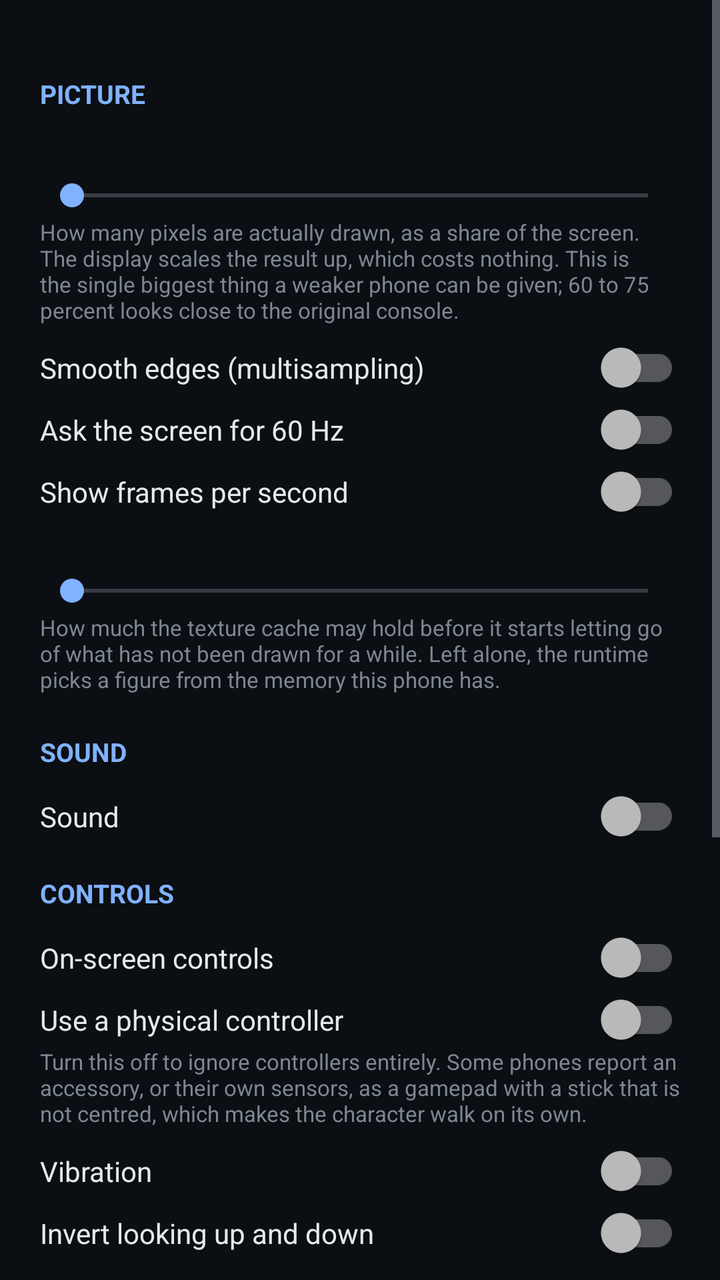
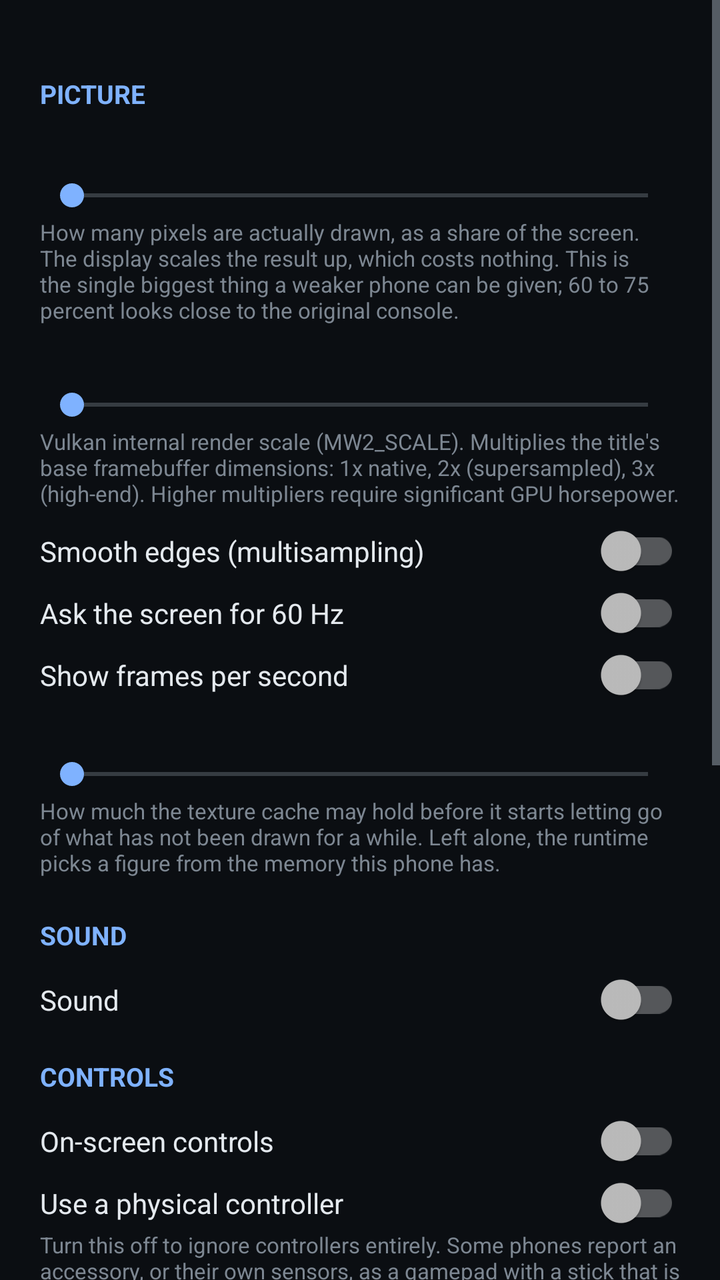

Compare the two renders of this Android layout. The source of the first and the diff that turns it into the second are given below.
<!-- AndroidManifest.xml: application theme Theme.MW2 -->
<!-- res/layout/activity_settings.xml -->
<?xml version="1.0" encoding="utf-8"?>
<ScrollView xmlns:android="http://schemas.android.com/apk/res/android"
    android:layout_width="match_parent"
    android:layout_height="match_parent"
    android:background="#0B0E12">

    <LinearLayout
        android:layout_width="match_parent"
        android:layout_height="wrap_content"
        android:orientation="vertical"
        android:padding="20dp">

        
        <TextView
            style="@style/SectionHeading"
            android:layout_width="match_parent"
            android:layout_height="wrap_content"
            android:text="@string/section_picture" />

        <TextView
            android:id="@+id/resolution_label"
            style="@style/SettingLabel"
            android:layout_width="match_parent"
            android:layout_height="wrap_content" />

        <SeekBar
            android:id="@+id/resolution"
            android:layout_width="match_parent"
            android:layout_height="wrap_content" />

        <TextView
            style="@style/SettingHint"
            android:layout_width="match_parent"
            android:layout_height="wrap_content"
            android:text="@string/resolution_hint" />

        <androidx.appcompat.widget.SwitchCompat
            android:id="@+id/msaa"
            style="@style/SettingSwitch"
            android:layout_width="match_parent"
            android:layout_height="wrap_content"
            android:text="@string/msaa" />

        <androidx.appcompat.widget.SwitchCompat
            android:id="@+id/prefer60"
            style="@style/SettingSwitch"
            android:layout_width="match_parent"
            android:layout_height="wrap_content"
            android:text="@string/prefer_60" />

        <androidx.appcompat.widget.SwitchCompat
            android:id="@+id/stats"
            style="@style/SettingSwitch"
            android:layout_width="match_parent"
            android:layout_height="wrap_content"
            android:text="@string/show_stats" />

        <TextView
            android:id="@+id/texture_label"
            style="@style/SettingLabel"
            android:layout_width="match_parent"
            android:layout_height="wrap_content" />

        <SeekBar
            android:id="@+id/texture_budget"
            android:layout_width="match_parent"
            android:layout_height="wrap_content" />

        <TextView
            style="@style/SettingHint"
            android:layout_width="match_parent"
            android:layout_height="wrap_content"
            android:text="@string/texture_hint" />

        
        <TextView
            style="@style/SectionHeading"
            android:layout_width="match_parent"
            android:layout_height="wrap_content"
            android:text="@string/section_sound" />

        <androidx.appcompat.widget.SwitchCompat
            android:id="@+id/audio"
            style="@style/SettingSwitch"
            android:layout_width="match_parent"
            android:layout_height="wrap_content"
            android:text="@string/audio_on" />

        
        <TextView
            style="@style/SectionHeading"
            android:layout_width="match_parent"
            android:layout_height="wrap_content"
            android:text="@string/section_controls" />

        <androidx.appcompat.widget.SwitchCompat
            android:id="@+id/touch"
            style="@style/SettingSwitch"
            android:layout_width="match_parent"
            android:layout_height="wrap_content"
            android:text="@string/touch_controls" />

        <androidx.appcompat.widget.SwitchCompat
            android:id="@+id/gamepad"
            style="@style/SettingSwitch"
            android:layout_width="match_parent"
            android:layout_height="wrap_content"
            android:text="@string/use_gamepad" />

        <TextView
            style="@style/SettingHint"
            android:layout_width="match_parent"
            android:layout_height="wrap_content"
            android:text="@string/gamepad_hint" />

        <androidx.appcompat.widget.SwitchCompat
            android:id="@+id/vibration"
            style="@style/SettingSwitch"
            android:layout_width="match_parent"
            android:layout_height="wrap_content"
            android:text="@string/vibration" />

        <androidx.appcompat.widget.SwitchCompat
            android:id="@+id/invert"
            style="@style/SettingSwitch"
            android:layout_width="match_parent"
            android:layout_height="wrap_content"
            android:text="@string/invert_look" />

        <TextView
            android:id="@+id/look_x_label"
            style="@style/SettingLabel"
            android:layout_width="match_parent"
            android:layout_height="wrap_content" />

        <SeekBar
            android:id="@+id/look_x"
            android:layout_width="match_parent"
            android:layout_height="wrap_content" />

        <TextView
            android:id="@+id/look_y_label"
            style="@style/SettingLabel"
            android:layout_width="match_parent"
            android:layout_height="wrap_content" />

        <SeekBar
            android:id="@+id/look_y"
            android:layout_width="match_parent"
            android:layout_height="wrap_content" />

        <TextView
            android:id="@+id/smoothing_label"
            style="@style/SettingLabel"
            android:layout_width="match_parent"
            android:layout_height="wrap_content" />

        <SeekBar
            android:id="@+id/smoothing"
            android:layout_width="match_parent"
            android:layout_height="wrap_content" />

        <TextView
            style="@style/SettingHint"
            android:layout_width="match_parent"
            android:layout_height="wrap_content"
            android:text="@string/smoothing_hint" />

        <TextView
            style="@style/SettingHint"
            android:layout_width="match_parent"
            android:layout_height="wrap_content"
            android:layout_marginTop="10dp"
            android:text="@string/edit_controls_where" />

        
        <TextView
            style="@style/SectionHeading"
            android:layout_width="match_parent"
            android:layout_height="wrap_content"
            android:text="@string/section_files" />

        <TextView
            android:id="@+id/paths"
            style="@style/SettingHint"
            android:layout_width="match_parent"
            android:layout_height="wrap_content" />

        <Button
            android:id="@+id/forget"
            android:layout_width="match_parent"
            android:layout_height="wrap_content"
            android:layout_marginTop="10dp"
            android:text="@string/forget_install" />
    </LinearLayout>
</ScrollView>
<!-- resources referenced by this layout -->
<resources>
  <string name="audio_on">Sound</string>
  <string name="edit_controls_where">The on-screen pad is edited in the game: pause and choose “Edit controls”.</string>
  <string name="forget_install">Forget the installed files</string>
  <string name="gamepad_hint">Turn this off to ignore controllers entirely. Some phones report an accessory, or their own sensors, as a gamepad with a stick that is not centred, which makes the character walk on its own.</string>
  <string name="invert_look">Invert looking up and down</string>
  <string name="msaa">Smooth edges (multisampling)</string>
  <string name="prefer_60">Ask the screen for 60 Hz</string>
  <string name="resolution_hint">How many pixels are actually drawn, as a share of the screen. The display scales the result up, which costs nothing. This is the single biggest thing a weaker phone can be given; 60 to 75 percent looks close to the original console.</string>
  <string name="section_controls">Controls</string>
  <string name="section_files">Game files</string>
  <string name="section_picture">Picture</string>
  <string name="section_sound">Sound</string>
  <string name="show_stats">Show frames per second</string>
  <string name="smoothing_hint">Evens out a finger\'s jitter on glass. Too much and aiming feels like it is on ice.</string>
  <string name="texture_hint">How much the texture cache may hold before it starts letting go of what has not been drawn for a while. Left alone, the runtime picks a figure from the memory this phone has.</string>
  <string name="touch_controls">On-screen controls</string>
  <string name="use_gamepad">Use a physical controller</string>
  <string name="vibration">Vibration</string>
  <style name="SectionHeading">
          <item name="android:paddingTop">18dp</item>
          <item name="android:paddingBottom">4dp</item>
          <item name="android:textColor">#7FB2FF</item>
          <item name="android:textSize">13sp</item>
          <item name="android:textStyle">bold</item>
          <item name="android:textAllCaps">true</item>
      </style>
  <style name="SettingHint">
          <item name="android:paddingTop">2dp</item>
          <item name="android:paddingBottom">2dp</item>
          <item name="android:textColor">#7D8792</item>
          <item name="android:textSize">11sp</item>
      </style>
  <style name="SettingLabel">
          <item name="android:paddingTop">10dp</item>
          <item name="android:textColor">#E4E9EE</item>
          <item name="android:textSize">14sp</item>
      </style>
  <style name="SettingSwitch">
          <item name="android:paddingTop">10dp</item>
          <item name="android:paddingBottom">2dp</item>
          <item name="android:textColor">#E4E9EE</item>
          <item name="android:textSize">14sp</item>
      </style>
  <style name="Theme.MW2" parent="Theme.AppCompat.NoActionBar">
          <item name="android:windowBackground">#0B0E12</item>
          <item name="colorPrimary">#1B2129</item>
          <item name="colorPrimaryDark">#0B0E12</item>
          <item name="colorAccent">#7FB2FF</item>
          <item name="android:textColorPrimary">#F0F3F6</item>
          <item name="android:textColorSecondary">#9AA5B1</item>
      </style>
</resources>

<!-- the commit's change to res/layout/activity_settings.xml (unified diff, before → after) -->
@@ -34,6 +34,23 @@
             android:layout_height="wrap_content"
             android:text="@string/resolution_hint" />
 
+        <TextView
+            android:id="@+id/render_scale_label"
+            style="@style/SettingLabel"
+            android:layout_width="match_parent"
+            android:layout_height="wrap_content" />
+
+        <SeekBar
+            android:id="@+id/render_scale"
+            android:layout_width="match_parent"
+            android:layout_height="wrap_content" />
+
+        <TextView
+            style="@style/SettingHint"
+            android:layout_width="match_parent"
+            android:layout_height="wrap_content"
+            android:text="@string/render_scale_hint" />
+
         <androidx.appcompat.widget.SwitchCompat
             android:id="@+id/msaa"
             style="@style/SettingSwitch"
<!-- resource entries referenced after the edit -->
@@ -7,6 +7,7 @@
   <string name="invert_look">Invert looking up and down</string>
   <string name="msaa">Smooth edges (multisampling)</string>
   <string name="prefer_60">Ask the screen for 60 Hz</string>
+  <string name="render_scale_hint">Vulkan internal render scale (MW2_SCALE). Multiplies the title\'s base framebuffer dimensions: 1x native, 2x (supersampled), 3x (high-end). Higher multipliers require significant GPU horsepower.</string>
   <string name="resolution_hint">How many pixels are actually drawn, as a share of the screen. The display scales the result up, which costs nothing. This is the single biggest thing a weaker phone can be given; 60 to 75 percent looks close to the original console.</string>
   <string name="section_controls">Controls</string>
   <string name="section_files">Game files</string>
